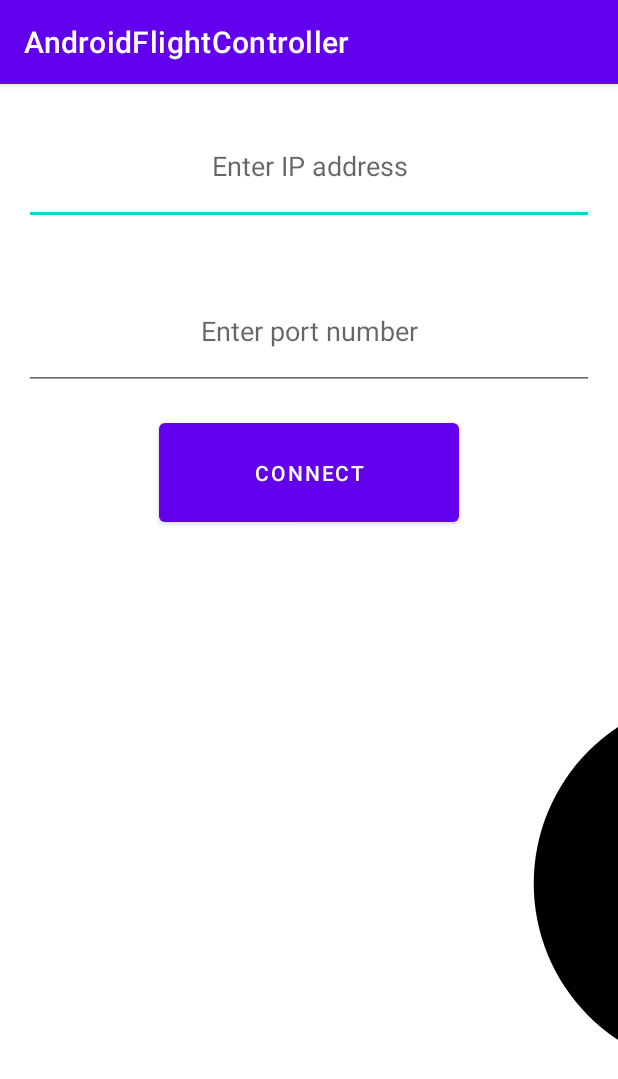
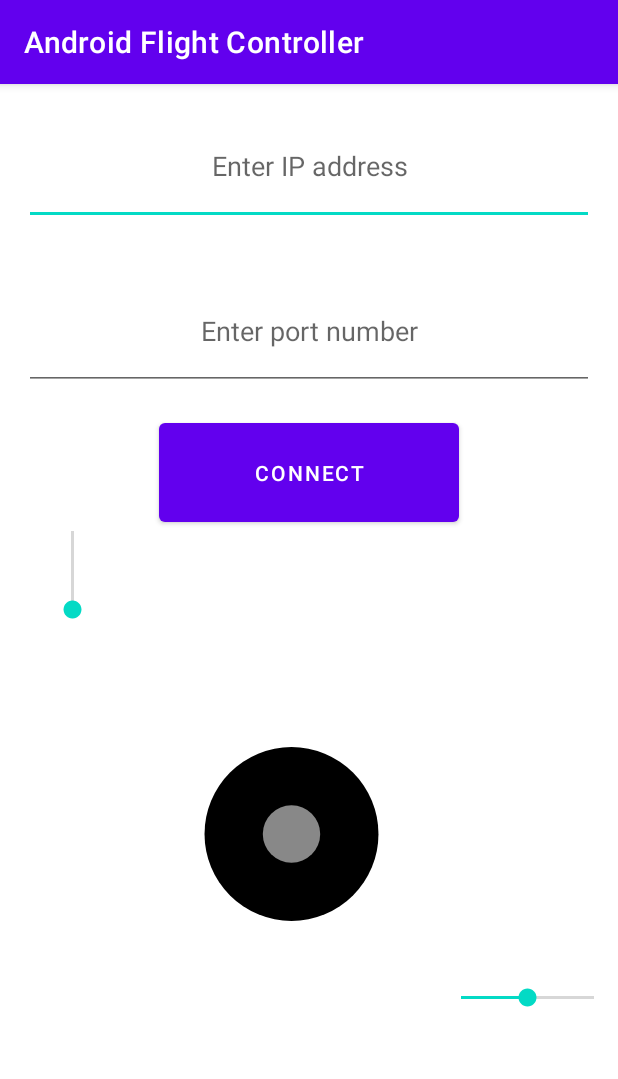
Before and after one commit to nicole257/AndroidFlightController, an Android app: the screen it shows after launch (MainActivity), on a phone screen of 412 x 824 dp. Shown: the top 1079 px of the screen. Run offline under Robolectric (Android 15) with nearby library versions, the phone set to English and light mode, and no system bars.

Commit message:
fix joystick and seekbars view

```diff
--- a/app/src/main/res/layout/activity_main.xml
+++ b/app/src/main/res/layout/activity_main.xml
@@ -45,38 +45,40 @@
         android:layout_height="0dp"
         android:layout_weight="6"
         android:orientation="horizontal">
-
-        <androidx.constraintlayout.widget.ConstraintLayout
-            android:id="@+id/joystick_layout"
-            android:layout_width="match_parent"
-            android:layout_height="600dp"
-            android:layout_weight="1"
-            android:gravity="center"
-            android:orientation="horizontal"
-            android:layout_marginTop="50dp"/>
-
-        <com.example.androidflightcontroller.views.Joystick
-            android:id="@+id/joystick"
-            android:layout_width="match_parent"
-            android:layout_height="match_parent"
-            tools:layout_editor_absoluteX="0dp"
-            tools:layout_editor_absoluteY="-44dp" />
-
         <SeekBar
             android:id="@+id/throttle_bar"
-            android:layout_width="0dp"
-            android:layout_height="match_parent"
+            android:layout_width="306dp"
+            android:layout_height="40dp"
             android:layout_weight="1"
             android:progress="0"
             android:rotation="270" />
 
+        <FrameLayout
+            android:id="@+id/frameLayout"
+            android:layout_width="400dp"
+            android:layout_height="400dp"
+            android:layout_margin="1sp"
+            android:layout_weight="1"
+            android:orientation="horizontal"
+            android:foregroundGravity="center"
+            android:layout_marginTop="1dp">
+
+            <com.example.androidflightcontroller.views.Joystick
+                android:id="@+id/joystick"
+                android:layout_width="match_parent"
+                android:layout_height="match_parent"
+                android:orientation="horizontal"
+                android:layout_marginTop="1dp"
+                tools:layout_editor_absoluteX="0dp"
+                tools:layout_editor_absoluteY="-100p" />
+        </FrameLayout>
 
         <SeekBar
-            android:layout_width="0dp"
-            android:layout_height="match_parent"
+            android:layout_width="329dp"
+            android:layout_height="22dp"
             android:progress="50"
+            android:layout_marginTop="300dp"
             android:layout_weight="1" />
-
 
     </LinearLayout>
 
--- a/app/src/main/res/values/strings.xml
+++ b/app/src/main/res/values/strings.xml
@@ -1,5 +1,5 @@
 <resources>
-    <string name="app_name">AndroidFlightController</string>
+    <string name="app_name">Android Flight Controller</string>
     <string name="enter_ip_address">Enter IP address</string>
     <string name="enter_port_number">Enter port number</string>
     <string name="connect">Connect</string>
```
